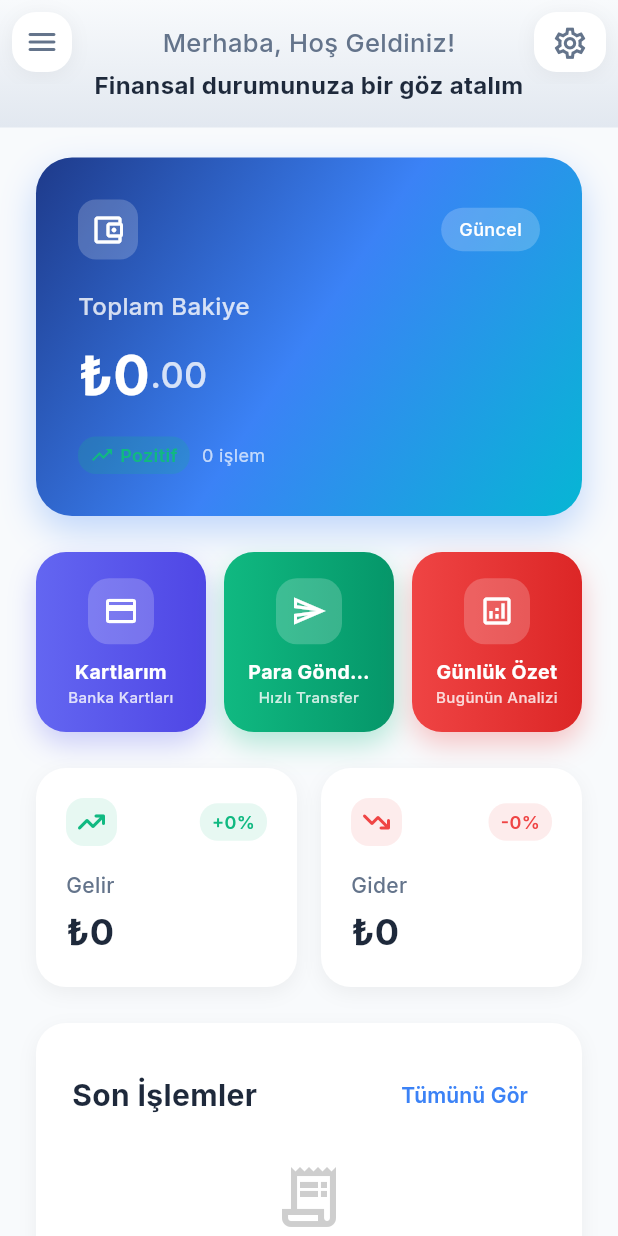
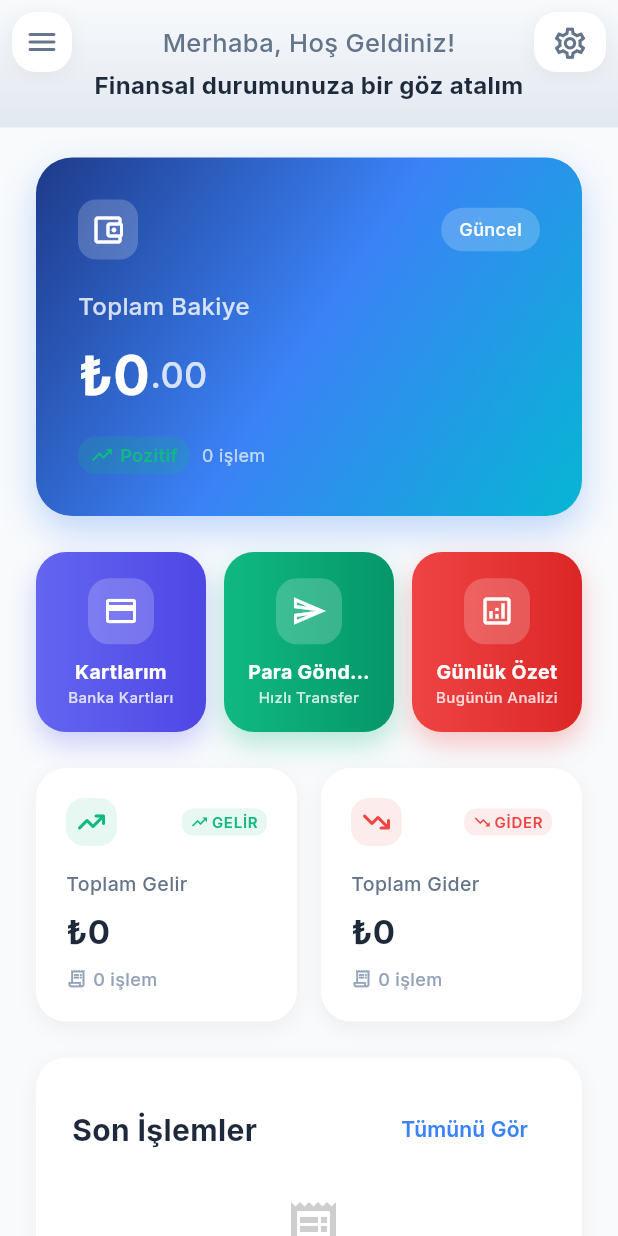
Before and after one commit to Mert30/finora, a Flutter app: the DashboardPage screen opened directly, on a phone screen of 412 x 824 dp. Run offline on Flutter 3.47's test engine with Material 3 defaults, Android fonts, the phone set to English and light mode, and no system bars; our stand-ins replace cloud_firestore, firebase_auth, firebase_core, font_awesome_flutter, google_fonts, lottie and 1 more; accounts and stored records are empty.

Commit message:
Enhance dashboard summary cards with transaction count and trend indicators
Co-authored-by: mertaydin3027 <mertaydin3027@gmail.com>

```diff
--- a/finora_app/lib/features/dashboard/presentation/pages/dashboard_page.dart
+++ b/finora_app/lib/features/dashboard/presentation/pages/dashboard_page.dart
@@ -118,6 +118,7 @@ class _DashboardPageState extends State<DashboardPage>
   double _totalIncome = 0.0;
   double _totalExpense = 0.0;
   List<FirebaseTransaction> _recentTransactions = [];
+  List<FirebaseTransaction> _allTransactions = [];
   String? _userId;
 
   @override
@@ -183,6 +184,7 @@ class _DashboardPageState extends State<DashboardPage>
         _totalIncome = income;
         _totalExpense = expense;
         _recentTransactions = recentTransactions;
+        _allTransactions = transactions;
         _isLoading = false;
       });
 
@@ -1518,26 +1520,38 @@ class _DashboardPageState extends State<DashboardPage>
         children: [
           Expanded(
             child: _buildSummaryCard(
-              title: 'Gelir',
+              title: 'Toplam Gelir',
               amount: _isLoading ? null : '₺${_totalIncome.toStringAsFixed(0)}',
               icon: FontAwesomeIcons.arrowTrendUp,
               color: const Color(0xFF10B981),
-              percentage: _isLoading ? null : '+${_totalIncome > 0 ? '100' : '0'}%',
+              subtitle: _isLoading ? null : '${_getIncomeTransactionCount()} işlem',
+              showTrend: true,
+              isPositive: true,
             ),
           ),
           const SizedBox(width: 16),
           Expanded(
             child: _buildSummaryCard(
-              title: 'Gider',
+              title: 'Toplam Gider',
               amount: _isLoading ? null : '₺${_totalExpense.toStringAsFixed(0)}',
               icon: FontAwesomeIcons.arrowTrendDown,
               color: const Color(0xFFEF4444),
-              percentage: _isLoading ? null : '-${_totalExpense > 0 ? '100' : '0'}%',
+              subtitle: _isLoading ? null : '${_getExpenseTransactionCount()} işlem',
+              showTrend: true,
+              isPositive: false,
             ),
           ),
         ],
       ),
     );
+  }
+
+  int _getIncomeTransactionCount() {
+    return _allTransactions.where((t) => t.isIncome).length;
+  }
+
+  int _getExpenseTransactionCount() {
+    return _allTransactions.where((t) => !t.isIncome).length;
   }
 
   Widget _buildSummaryCard({
@@ -1545,7 +1559,9 @@ class _DashboardPageState extends State<DashboardPage>
     String? amount,
     required IconData icon,
     required Color color,
-    String? percentage,
+    String? subtitle,
+    bool showTrend = false,
+    bool isPositive = true,
   }) {
     return Container(
       padding: const EdgeInsets.all(20),
@@ -1574,30 +1590,34 @@ class _DashboardPageState extends State<DashboardPage>
                 child: FaIcon(icon, color: color, size: 16),
               ),
               const Spacer(),
-              percentage != null
-                  ? Container(
-                      padding: const EdgeInsets.symmetric(horizontal: 8, vertical: 4),
-                      decoration: BoxDecoration(
-                        color: color.withOpacity(0.1),
-                        borderRadius: BorderRadius.circular(12),
-                      ),
-                      child: Text(
-                        percentage,
+              if (showTrend)
+                Container(
+                  padding: const EdgeInsets.symmetric(horizontal: 6, vertical: 2),
+                  decoration: BoxDecoration(
+                    color: color.withOpacity(0.1),
+                    borderRadius: BorderRadius.circular(8),
+                  ),
+                  child: Row(
+                    mainAxisSize: MainAxisSize.min,
+                    children: [
+                      Icon(
+                        isPositive ? Icons.trending_up : Icons.trending_down,
+                        color: color,
+                        size: 12,
+                      ),
+                      const SizedBox(width: 2),
+                      Text(
+                        isPositive ? 'GELİR' : 'GİDER',
                         style: GoogleFonts.inter(
                           color: color,
-                          fontSize: 12,
+                          fontSize: 10,
                           fontWeight: FontWeight.w600,
+                          letterSpacing: 0.5,
                         ),
                       ),
-                    )
-                  : Container(
-                      width: 50,
-                      height: 20,
-                      decoration: BoxDecoration(
-                        color: Colors.grey.withOpacity(0.2),
-                        borderRadius: BorderRadius.circular(12),
-                      ),
-                    ),
+                    ],
+                  ),
+                ),
             ],
           ),
           const SizedBox(height: 16),
@@ -1605,28 +1625,59 @@ class _DashboardPageState extends State<DashboardPage>
             title,
             style: GoogleFonts.inter(
               color: const Color(0xFF64748B),
-              fontSize: 14,
+              fontSize: 13,
               fontWeight: FontWeight.w500,
             ),
           ),
-          const SizedBox(height: 4),
+          const SizedBox(height: 6),
           amount != null
               ? Text(
                   amount,
                   style: GoogleFonts.inter(
                     color: const Color(0xFF1E293B),
-                    fontSize: 24,
+                    fontSize: 22,
                     fontWeight: FontWeight.w700,
                   ),
                 )
               : Container(
                   width: 80,
-                  height: 24,
+                  height: 22,
                   decoration: BoxDecoration(
                     color: Colors.grey.withOpacity(0.2),
                     borderRadius: BorderRadius.circular(12),
                   ),
                 ),
+          if (subtitle != null) ...[
+            const SizedBox(height: 8),
+            Row(
+              children: [
+                Icon(
+                  Icons.receipt_long_outlined,
+                  color: const Color(0xFF94A3B8),
+                  size: 14,
+                ),
+                const SizedBox(width: 4),
+                Text(
+                  subtitle,
+                  style: GoogleFonts.inter(
+                    color: const Color(0xFF94A3B8),
+                    fontSize: 12,
+                    fontWeight: FontWeight.w500,
+                  ),
+                ),
+              ],
+            ),
+          ] else if (_isLoading) ...[
+            const SizedBox(height: 8),
+            Container(
+              width: 60,
+              height: 12,
+              decoration: BoxDecoration(
+                color: Colors.grey.withOpacity(0.2),
+                borderRadius: BorderRadius.circular(8),
+              ),
+            ),
+          ],
         ],
       ),
     );
```
